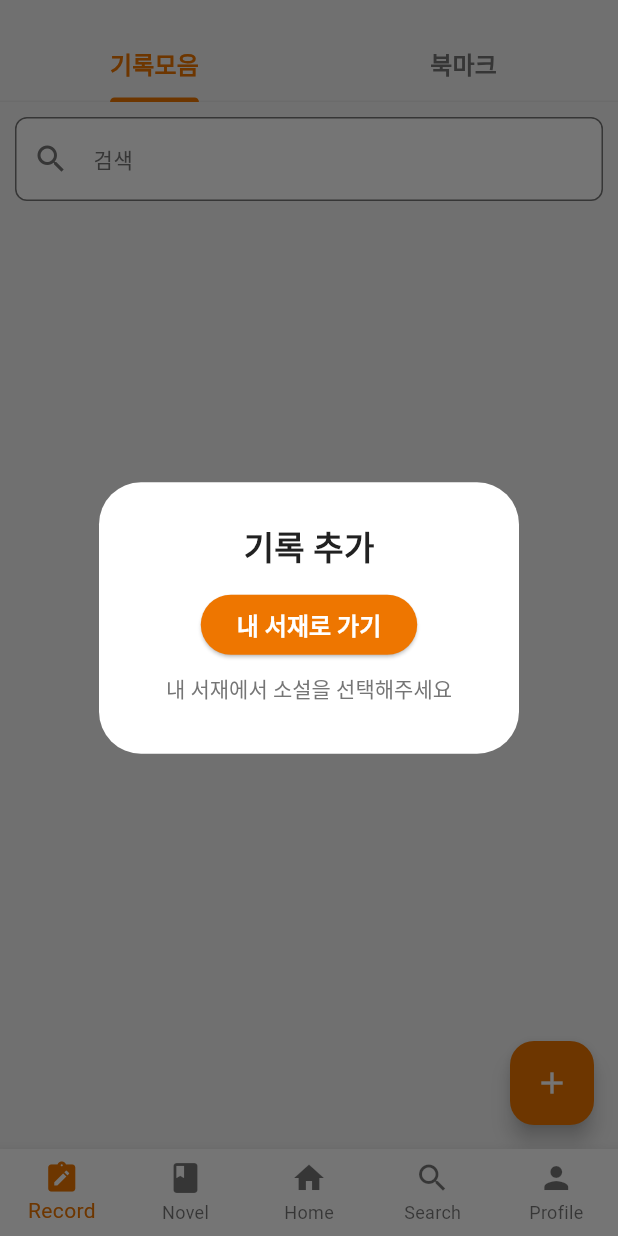
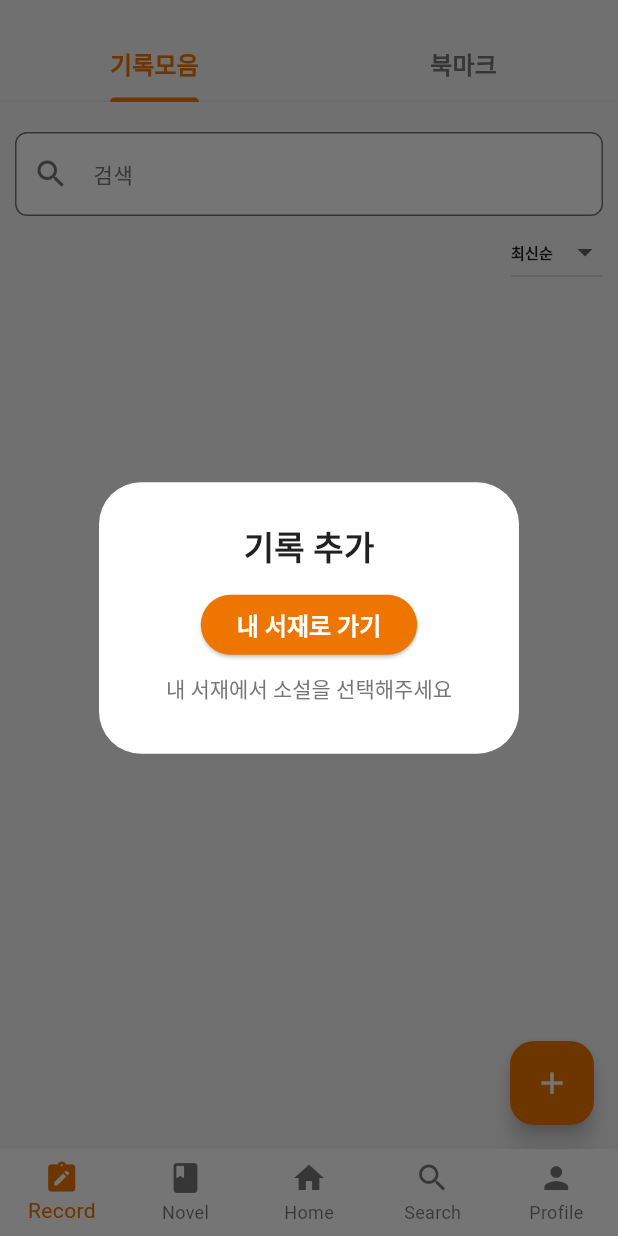
Before and after one commit to jyk0619/novel_truck, a Flutter app: the HomeNav screen opened by its route, after a tap on the "add" icon, on a phone screen of 412 x 824 dp. Run offline on Flutter 3.47's test engine with Material 3 defaults, Android fonts, the phone set to English and light mode, and no system bars; our stand-ins replace flutter_carousel_widget, flutter_dotenv, flutter_screenutil, flutter_svg, go_router, google_sign_in and 3 more; missing offline and left inert: android_intent_plus, kakao_flutter_sdk, receive_sharing_intent; network calls fail; project files that could hold a hidden picture were left out.

Commit message:
[feat]: notes 정렬 버튼 추가 (최신순/오래된순)

```diff
--- a/lib/data/datasource/record_api_service.dart
+++ b/lib/data/datasource/record_api_service.dart
@@ -33,9 +33,9 @@ class RecordApiService {
     final response = await http.get(uri);
 
     if (response.statusCode == 200) {
-
       return jsonDecode(response.body) as Map<String, dynamic>;
     } else {
+      print('서비스 - 에러탐지: ${response.statusCode}');
       throw Exception('Failed to fetch Record list: ${response.body}');
     }
   }
--- a/lib/main.dart
+++ b/lib/main.dart
@@ -5,12 +5,17 @@ import 'package:novel_truck/ui/screens/auth/login_viewmodel.dart';
 import 'package:novel_truck/ui/screens/novel/addnovel_view.dart';
 import 'package:novel_truck/ui/screens/novel/addnovel_viewmodel.dart';
 import 'package:novel_truck/ui/screens/novel/collection_viewmodel.dart';
+import 'package:novel_truck/ui/screens/novel/novel_view.dart';
 import 'package:novel_truck/ui/screens/novel/novel_viewmodel.dart';
+import 'package:novel_truck/ui/screens/novel/noveldetail_viewmodel.dart';
 import 'package:novel_truck/ui/screens/onboarding/onboarding_view.dart';
+import 'package:novel_truck/ui/screens/profile/profile_view.dart';
 import 'package:novel_truck/ui/screens/record/newrecord_viewmodel.dart';
 import 'package:novel_truck/ui/screens/record/record_viewmodel.dart';
+import 'package:novel_truck/ui/screens/search/search_view.dart';
 import 'package:provider/provider.dart';
 
+import 'package:novel_truck/ui/screens/record/record_view.dart';
 import 'package:novel_truck/ui/screens/home/home_view.dart';
 import 'package:novel_truck/ui/screens/auth/login_view.dart';
 import 'package:novel_truck/ui/screens/auth/login_viewmodel.dart';
@@ -25,11 +30,15 @@ import  'package:flutter_dotenv/flutter_dotenv.dart';
 import 'package:novel_truck/core/services/shared_url_handler.dart';
 import 'package:go_router/go_router.dart';
 import 'core/theme/theme_provider.dart';
+import 'dart:io';
+import 'package:http/http.dart';
+
 
 final GlobalKey<NavigatorState> navigatorKey = GlobalKey<NavigatorState>();
 late SharedUrlHandler sharedUrlHandler;
 
 void main() async{
+  HttpOverrides.global = MyHttpOverrides();
   // 외부 공유받기
   WidgetsFlutterBinding.ensureInitialized();
   sharedUrlHandler = SharedUrlHandler(navigatorKey);
@@ -39,6 +48,7 @@ void main() async{
   String? kakaoNativeAppKey = dotenv.env['KAKAO_API_KEY'];
   KakaoSdk.init(nativeAppKey: kakaoNativeAppKey);
   runApp(MultiProvider(providers: [
+    ChangeNotifierProvider(create: (_)=>HomeNavProvider()),
     ChangeNotifierProvider(create: (_)=>AuthViewModel()),
     ChangeNotifierProvider(create: (_)=>NovelViewModel()),
     ChangeNotifierProvider(create: (_)=>RecordViewModel()),
@@ -46,6 +56,7 @@ void main() async{
     ChangeNotifierProvider(create: (_)=>AddNovelViewModel()),
     ChangeNotifierProvider(create: (_)=>CollectionViewModel()),
     ChangeNotifierProvider(create: (_)=>NewRecordViewModel()),
+    ChangeNotifierProvider(create: (_)=>NovelDetailViewModel()),
   ],
     child:MyApp(),
   ));
@@ -79,19 +90,19 @@ class MyApp extends StatelessWidget {
 }
 
 
-
 final GoRouter router = GoRouter(
   navigatorKey: navigatorKey,
-  initialLocation: '/',
+  initialLocation: '/home',
   routes: [
-    GoRoute(
-      path: '/',
-      builder: (context, state) => HomeNav(),
-    ),
     GoRoute(
       path: '/login',
       builder: (context, state) => Login(),
     ),
+    GoRoute(
+      path: '/home',
+      builder: (context, state) => HomeNav(),
+    ),
+
     GoRoute(
         path: '/auth/agree',
         builder: (context, state) => Agree()
@@ -103,10 +114,15 @@ final GoRouter router = GoRouter(
         path: '/auth/signupcom',
         builder: (context, state) => SignUpCom()),
 
-    GoRoute(
-      path: '/addnovel',
-      builder: (context, state) => AddNovel(sharedurl: '',),
-    )
     // 추가 라우트들...
   ],
 );
+
+//인증서 무시
+class MyHttpOverrides extends HttpOverrides{
+  @override
+  HttpClient createHttpClient(SecurityContext? context){
+    return super.createHttpClient(context)
+      ..badCertificateCallback = (X509Certificate cert, String host, int port)=> true; //무조건 신뢰
+  }
+}
--- a/lib/ui/screens/home/homenav_view.dart
+++ b/lib/ui/screens/home/homenav_view.dart
@@ -4,61 +4,47 @@ import 'package:novel_truck/ui/screens/novel/novel_view.dart';
 import 'package:novel_truck/ui/screens/profile/profile_view.dart';
 import 'package:novel_truck/ui/screens/record/record_view.dart';
 import 'package:novel_truck/ui/screens/search/search_view.dart';
+import 'package:provider/provider.dart';
 
 
-class HomeNav extends StatefulWidget {
-   HomeNav({super.key});
-
-  @override
-  State<HomeNav> createState() => _HomeNavState();
-}
-
-class _HomeNavState extends State<HomeNav> {
-  var _index = 2;
-  List _pages = [
+class HomeNav extends StatelessWidget {
+  final List<Widget> _pages = [
     Record(),
     Novel(),
     Home(),
     Search(),
-    Profile(),
-
+    ProfileView(),
   ];
 
   @override
   Widget build(BuildContext context) {
+    final navProvider = context.watch<HomeNavProvider>();
+
     return Scaffold(
-        body: _pages[_index],
-        bottomNavigationBar: BottomNavigationBar(
-          type: BottomNavigationBarType.fixed,
-          currentIndex: _index,
-          onTap: (index) {
-            setState(() {
-              _index = index;
-            });
-          },
-          items: [
-            BottomNavigationBarItem(
-              icon: Icon(Icons.note_alt),
-              label: 'Record',
-            ),
-            BottomNavigationBarItem(
-              icon: Icon(Icons.book),
-              label: 'Novel',
-            ),
-            BottomNavigationBarItem(
-              icon: Icon(Icons.home),
-              label: 'Home',
-            ),
-            BottomNavigationBarItem(
-              icon: Icon(Icons.search),
-              label: 'Search',
-            ),
-            BottomNavigationBarItem(
-              icon: Icon(Icons.person),
-              label: 'Profile',
-            ),
-          ],
-        )
+      body: _pages[navProvider.index],
+      bottomNavigationBar: BottomNavigationBar(
+        currentIndex: navProvider.index,
+        onTap: (i) => navProvider.setIndex(i),
+        type: BottomNavigationBarType.fixed,
+        items: const [
+          BottomNavigationBarItem(icon: Icon(Icons.note_alt), label: 'Record'),
+          BottomNavigationBarItem(icon: Icon(Icons.book), label: 'Novel'),
+          BottomNavigationBarItem(icon: Icon(Icons.home), label: 'Home'),
+          BottomNavigationBarItem(icon: Icon(Icons.search), label: 'Search'),
+          BottomNavigationBarItem(icon: Icon(Icons.person), label: 'Profile'),
+        ],
+      ),
     );
   }
 }
+
+
+class HomeNavProvider extends ChangeNotifier {
+  int _index = 2; // 기본 인덱스
+  int get index => _index;
+
+  void setIndex(int newIndex) {
+    _index = newIndex;
+    notifyListeners();
+  }
+}
--- a/lib/ui/screens/novel/novel_viewmodel.dart
+++ b/lib/ui/screens/novel/novel_viewmodel.dart
@@ -65,7 +65,7 @@ class NovelViewModel extends ChangeNotifier {
     }
   }
 
-  final TextEditingController searchController = TextEditingController();
+  final TextEditingController novelSearchController = TextEditingController();
 
   // 통합 필터링 로직 - 검색어와 장르 필터를 모두 적용
   List<NovelData> get searchData {
@@ -102,13 +102,13 @@ class NovelViewModel extends ChangeNotifier {
 
   // 검색어와 필터 초기화
   void clearSearch() {
-    searchController.clear();
+    novelSearchController.clear();
     _searchQuery = '';
     notifyListeners();
   }
 
   void clearAllFilters() {
-    searchController.clear();
+    novelSearchController.clear();
     _searchQuery = '';
     _selectedGenreIds.clear();
     notifyListeners();
--- a/lib/ui/screens/profile/profile_view.dart
+++ b/lib/ui/screens/profile/profile_view.dart
@@ -9,8 +9,8 @@ import 'package:novel_truck/core/theme/theme_provider.dart';
 import '../novel/collection_view.dart';
 
 
-class Profile extends StatelessWidget {
-  Profile({super.key});
+class ProfileView extends StatelessWidget {
+  ProfileView({super.key});
 
   @override
   Widget build(BuildContext context) {
--- a/lib/ui/screens/record/newrecord_view.dart
+++ b/lib/ui/screens/record/newrecord_view.dart
@@ -5,6 +5,7 @@ import 'package:novel_truck/ui/screens/record/newrecord2_view.dart';
 import 'package:flutter_screenutil/flutter_screenutil.dart';
 import 'package:provider/provider.dart';
 import '../../../core/theme/app_colors.dart';
+import 'newrecord3_view.dart';
 import 'newrecord_viewmodel.dart';
 
 class NewRecord extends StatelessWidget {
@@ -137,7 +138,7 @@ class NewRecord extends StatelessWidget {
                     Navigator.push(
                       context,
                       PageRouteBuilder(
-                        pageBuilder: (context, animation, secondaryAnimation) => NewRecord2(),
+                        pageBuilder: (context, animation, secondaryAnimation) => NewRecord3(),
                         transitionsBuilder: (context, animation, secondaryAnimation, child) {
                           const begin = Offset(1.0, 0.0);
                           const end = Offset.zero;
--- a/lib/ui/screens/record/record_view.dart
+++ b/lib/ui/screens/record/record_view.dart
@@ -76,6 +76,17 @@ class RecordGrid extends StatefulWidget {
 }
 class _RecordGridState extends State<RecordGrid> {
 
+  final _order = ['최신순', '오래된순'];
+  String _selectedOrder = '';
+
+  @override
+  void initState() {
+    super.initState();
+    setState(() {
+      _selectedOrder = _order[0];
+    });
+  }
+
   @override
   Widget build(BuildContext context) {
 
@@ -88,16 +99,31 @@ class _RecordGridState extends State<RecordGrid> {
       child: Column(
         crossAxisAlignment: CrossAxisAlignment.end,
         children: [
+          SizedBox(height: 10,),
           Container(
             child:CustomTextField(
               label: '검색',
-              controller: recordViewmodel.searchController,
+              controller: recordViewmodel.recordSearchController,
               prefixIcon: Icons.search,
               onEditingComplete: () {
-                recordViewmodel.searchRecord(recordViewmodel.searchController.text);
+                recordViewmodel.searchRecord(recordViewmodel.recordSearchController.text);
               },
             )
           ),
+          //dropdown filter 추가
+          DropdownButton(
+            value: _selectedOrder,
+              items: _order.map((String value) {
+                return DropdownMenuItem<String>(
+                  value: value,
+                  child: Text(value, style: TextStyle(fontSize: 10)),
+                );
+              }).toList(),
+              onChanged: (value) {
+                setState(() {
+                  _selectedOrder = value!;
+                });
+          }),
           Expanded(
             child:
         Padding(
--- a/lib/ui/screens/record/record_viewmodel.dart
+++ b/lib/ui/screens/record/record_viewmodel.dart
@@ -77,7 +77,7 @@ class RecordViewModel extends ChangeNotifier {
   List<RecordData> _filteredRecordData = [];
 
   // 검색 텍스트를 관리하는 controller
-  TextEditingController searchController = TextEditingController();
+  TextEditingController recordSearchController = TextEditingController();
 
   List<RecordData> get recordData => _filteredRecordData.isEmpty ? _recordData : _filteredRecordData;
 
--- a/lib/ui/screens/record/selectnovel_view.dart
+++ b/lib/ui/screens/record/selectnovel_view.dart
@@ -53,7 +53,7 @@ class _NovelGridState extends State<NovelGrid> {
             SizedBox(height: 10,),
             CustomTextField(
               label: '검색',
-              controller: novelViewModel.searchController,
+              controller: novelViewModel.novelSearchController,
               onChanged: (value) {
                 novelViewModel.searchNovel(value);
               },
```
Also changed, not shown: lib/data/datasource/novel_api_service.dart (+12 -0 lines), lib/data/model/novel_model.dart (+41 -0 lines), lib/data/repository/novel_repository.dart (+9 -0 lines), lib/ui/screens/novel/novel_view.dart (+67 -42 lines), lib/ui/screens/novel/noveldetail_view.dart (+118 -41 lines), lib/ui/screens/novel/noveldetail_viewmodel.dart (added, +72 -0 lines), lib/ui/screens/record/newrecord3_view.dart (+7 -2 lines), lib/ui/screens/search/search_view.dart (+8 -4 lines), lib/ui/screens/search/search_viewmodel.dart (added, +9 -0 lines).
